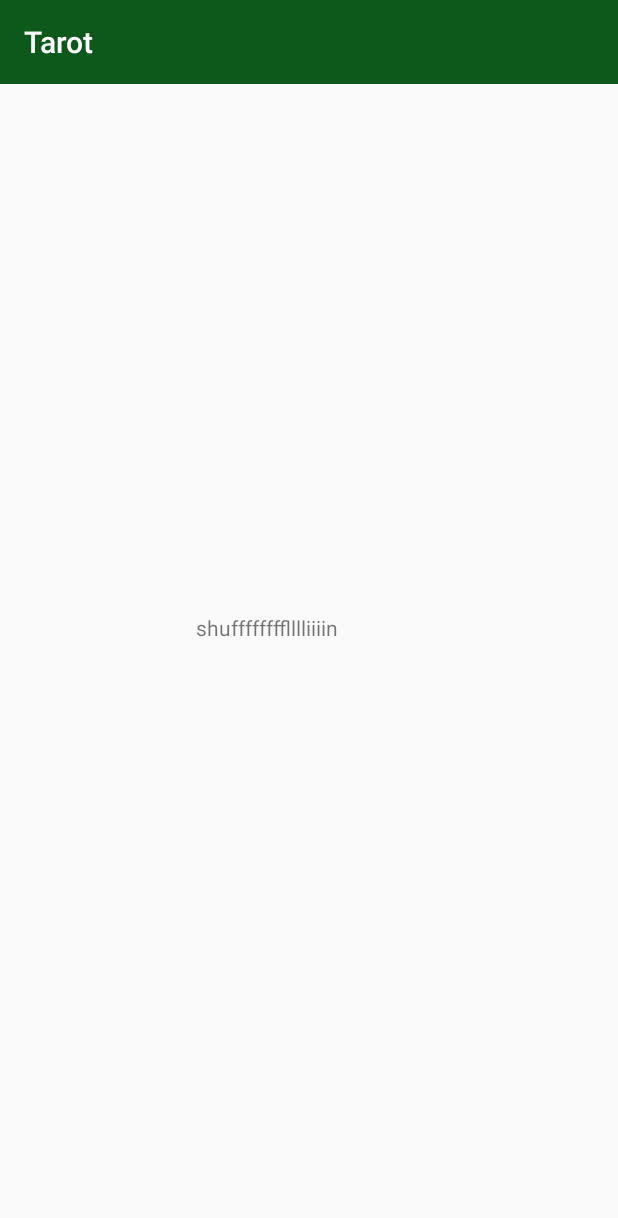
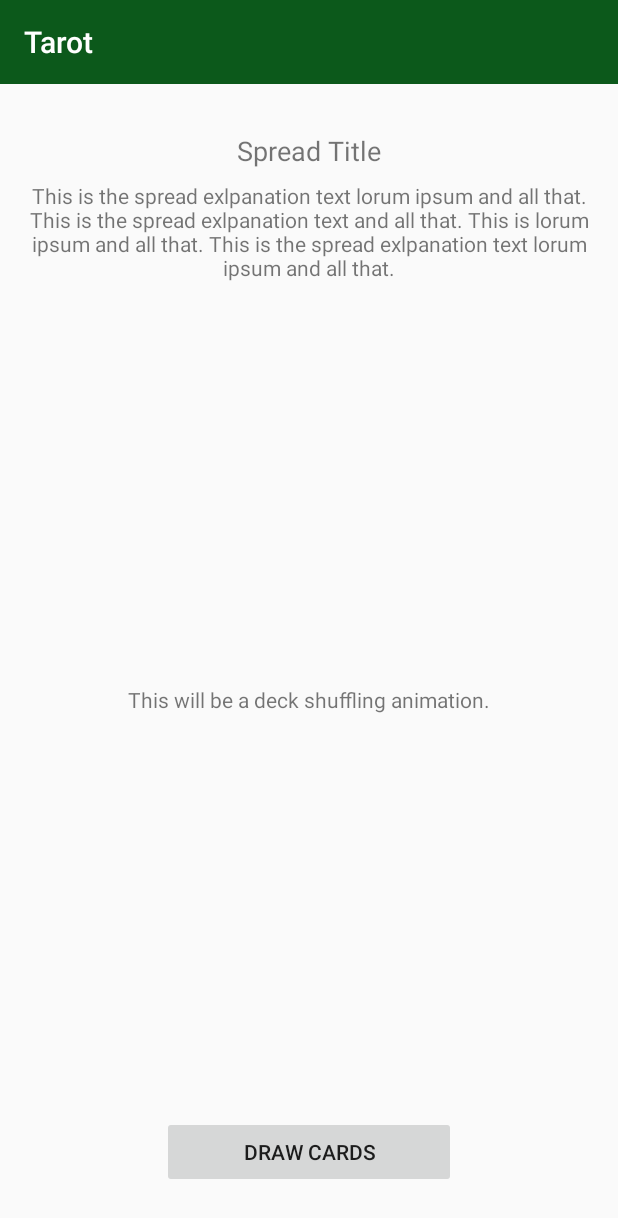
Before and after one commit to ryanmcalpin/tarot, an Android app: the ShuffleActivity screen opened directly, with no data from a screen before it, on a phone screen of 412 x 824 dp. Shown: the top 1218 px of the screen. Run offline under Robolectric (Android 15) with nearby library versions, the phone set to English and light mode, and no system bars.

Commit message:
add basic layout for shuffling activity

```diff
--- a/app/src/main/java/com/example/rygn/tarot/ShuffleActivity.java
+++ b/app/src/main/java/com/example/rygn/tarot/ShuffleActivity.java
@@ -4,6 +4,7 @@ import android.content.Intent;
 import android.support.v7.app.AppCompatActivity;
 import android.os.Bundle;
 import android.view.View;
+import android.widget.Button;
 import android.widget.TextView;
 
 public class ShuffleActivity extends AppCompatActivity {
@@ -18,8 +19,8 @@ public class ShuffleActivity extends AppCompatActivity {
 
         setContentView(R.layout.activity_shuffle);
 
-        TextView testView = findViewById(R.id.textView4);
-        testView.setOnClickListener(new View.OnClickListener() {
+        Button drawCardsButton = (Button) findViewById(R.id.draw_cards_button);
+        drawCardsButton.setOnClickListener(new View.OnClickListener() {
             @Override
             public void onClick(View v) {
                 startActivity(newIntent);
--- a/app/src/main/res/layout/activity_menu.xml
+++ b/app/src/main/res/layout/activity_menu.xml
@@ -11,28 +11,22 @@
         android:layout_width="wrap_content"
         android:layout_height="wrap_content"
         android:layout_marginStart="8dp"
-        android:layout_marginTop="8dp"
         android:layout_marginEnd="8dp"
         android:layout_marginBottom="8dp"
         android:text="Past, Present, &amp; Future"
-        app:layout_constraintBottom_toBottomOf="parent"
+        app:layout_constraintBottom_toTopOf="@+id/cc_button"
         app:layout_constraintEnd_toEndOf="parent"
-        app:layout_constraintStart_toStartOf="parent"
-        app:layout_constraintTop_toTopOf="parent"
-        app:layout_constraintVertical_bias="0.75" />
+        app:layout_constraintStart_toStartOf="parent" />
 
     <Button
         android:id="@+id/cc_button"
         android:layout_width="0dp"
         android:layout_height="wrap_content"
-        android:layout_marginTop="8dp"
-        android:layout_marginBottom="8dp"
+        android:layout_marginBottom="32dp"
         android:text="Celtic Cross"
         app:layout_constraintBottom_toBottomOf="parent"
         app:layout_constraintEnd_toEndOf="@+id/ppf_button"
-        app:layout_constraintStart_toStartOf="@+id/ppf_button"
-        app:layout_constraintTop_toBottomOf="@+id/ppf_button"
-        app:layout_constraintVertical_bias="0.0" />
+        app:layout_constraintStart_toStartOf="@+id/ppf_button" />
 
     <TextView
         android:id="@+id/title_view"
@@ -51,4 +45,5 @@
         app:layout_constraintStart_toStartOf="parent"
         app:layout_constraintTop_toTopOf="parent"
         app:layout_constraintVertical_bias="0.25" />
+
 </android.support.constraint.ConstraintLayout>
--- a/app/src/main/res/layout/activity_shuffle.xml
+++ b/app/src/main/res/layout/activity_shuffle.xml
@@ -7,16 +7,54 @@
     tools:context=".ShuffleActivity">
 
     <TextView
-        android:id="@+id/textView4"
+        android:id="@+id/spread_title_view"
         android:layout_width="wrap_content"
         android:layout_height="wrap_content"
-        android:layout_marginStart="135dp"
-        android:layout_marginTop="224dp"
-        android:layout_marginEnd="191dp"
-        android:layout_marginBottom="268dp"
-        android:text="shufffffffflllliiiin"
-        app:layout_constraintBottom_toBottomOf="parent"
+        android:layout_marginStart="8dp"
+        android:layout_marginTop="32dp"
+        android:layout_marginEnd="8dp"
+        android:text="Spread Title"
+        android:textSize="18sp"
         app:layout_constraintEnd_toEndOf="parent"
         app:layout_constraintStart_toStartOf="parent"
         app:layout_constraintTop_toTopOf="parent" />
+
+    <Button
+        android:id="@+id/draw_cards_button"
+        android:layout_width="196dp"
+        android:layout_height="wrap_content"
+        android:layout_marginStart="8dp"
+        android:layout_marginEnd="8dp"
+        android:layout_marginBottom="32dp"
+        android:text="Draw Cards"
+        app:layout_constraintBottom_toBottomOf="parent"
+        app:layout_constraintEnd_toEndOf="parent"
+        app:layout_constraintStart_toStartOf="parent" />
+
+    <TextView
+        android:id="@+id/textView5"
+        android:layout_width="0dp"
+        android:layout_height="wrap_content"
+        android:layout_marginStart="8dp"
+        android:layout_marginTop="8dp"
+        android:layout_marginEnd="8dp"
+        android:text="This is the spread exlpanation text lorum ipsum and all that. This is the spread exlpanation text and all that. This is lorum ipsum and all that. This is the spread exlpanation text lorum ipsum and all that."
+        android:textAlignment="center"
+        app:layout_constraintEnd_toEndOf="parent"
+        app:layout_constraintStart_toStartOf="parent"
+        app:layout_constraintTop_toBottomOf="@+id/spread_title_view" />
+
+    <TextView
+        android:id="@+id/textView6"
+        android:layout_width="wrap_content"
+        android:layout_height="wrap_content"
+        android:layout_marginStart="8dp"
+        android:layout_marginTop="8dp"
+        android:layout_marginEnd="8dp"
+        android:layout_marginBottom="8dp"
+        android:text="This will be a deck shuffling animation."
+        app:layout_constraintBottom_toTopOf="@+id/draw_cards_button"
+        app:layout_constraintEnd_toEndOf="parent"
+        app:layout_constraintStart_toStartOf="parent"
+        app:layout_constraintTop_toBottomOf="@+id/textView5" />
 </android.support.constraint.ConstraintLayout>
```
